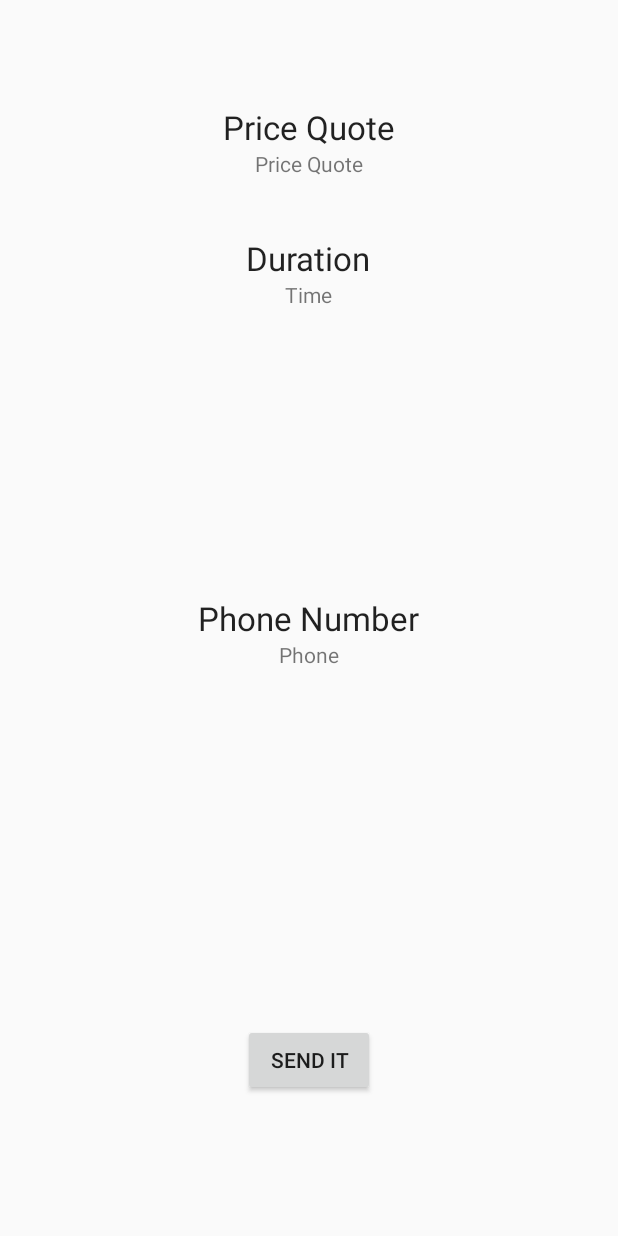
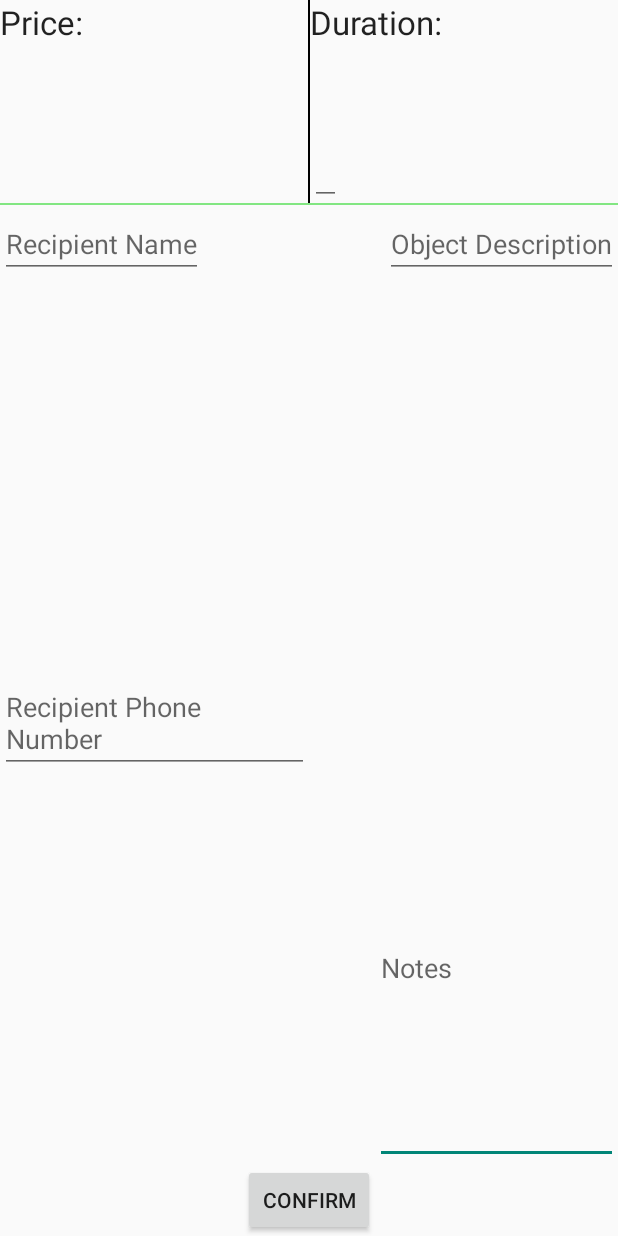
Before and after one commit to hantuzun/SendIt, an Android app: the OrderActivity screen opened directly, with no data from a screen before it, after a tap on "SEND IT", on a phone screen of 412 x 824 dp. Run offline under Robolectric (Android 15) with nearby library versions, the phone set to English and light mode, and no system bars.

Commit message:
Added activities, java confirmation. Deleted push

```diff
--- a/app/src/main/AndroidManifest.xml
+++ b/app/src/main/AndroidManifest.xml
@@ -37,8 +37,8 @@
                 <category android:name="android.intent.category.LAUNCHER" />
             </intent-filter>
         </activity>
+        <activity android:label="@string/app_name" android:name=".Confirmation"/>
         <activity android:label="@string/app_name" android:name=".OrderActivity"/>
-        <activity android:label="@string/app_name" android:name=".Push"/>
 
         <meta-data
             android:name="com.google.android.gms.version"
@@ -46,7 +46,6 @@
         <meta-data
             android:name="com.google.android.maps.v2.API_KEY"
             android:value="@string/google_maps_key" />
-
         <activity
             android:name=".ChooseDestinationActivity"
             android:label="@string/title_activity_choose_destination" >
--- /dev/null
+++ b/app/src/main/java/com/example/emrehantuzun/sendit/Confirmation.java
@@ -0,0 +1,51 @@
+package com.example.emrehantuzun.sendit;
+
+import android.app.Activity;
+import android.content.Intent;
+import android.os.Bundle;
+import android.view.Menu;
+import android.view.MenuItem;
+import android.view.View;
+import android.widget.Button;
+import android.widget.EditText;
+import android.widget.TextView;
+
+
+/**
+ * Created by adarshbhatt on 1/17/15.
+ */
+public class Confirmation extends Activity {
+
+    Button confirm;
+    TextView fee, timeVal;
+    EditText name, number, noters;
+
+    @Override
+    protected void onCreate(Bundle savedInstanceState) {
+        super.onCreate(savedInstanceState);
+        setContentView(R.layout.confirmation);
+        confirm = (Button) findViewById(R.id.butConfirm);
+        fee = (TextView) findViewById(R.id.fee);
+        timeVal = (TextView) findViewById(R.id.timeVal);
+        noters = (EditText) findViewById(R.id.notes);
+    }
+
+    @Override
+    public boolean onCreateOptionsMenu(Menu menu) {
+        // Inflate the menu; this adds items to the action bar if it is present.
+        getMenuInflater().inflate(R.menu.menu_main, menu);
+        return true;
+    }
+
+    @Override
+    public boolean onOptionsItemSelected(MenuItem item) {
+        // Handle action bar item clicks here. The action bar will
+        // automatically handle clicks on the Home/Up button, so long
+        // as you specify a parent activity in AndroidManifest.xml.
+        int id = item.getItemId();
+        if (id == R.id.action_settings) {
+            return true;
+        }
+        return super.onOptionsItemSelected(item);
+    }
+}
--- a/app/src/main/java/com/example/emrehantuzun/sendit/OrderActivity.java
+++ b/app/src/main/java/com/example/emrehantuzun/sendit/OrderActivity.java
@@ -1,6 +1,7 @@
 package com.example.emrehantuzun.sendit;
 
 import android.app.Activity;
+import android.content.Intent;
 import android.os.Bundle;
 import android.view.Menu;
 import android.view.MenuItem;
@@ -30,7 +31,8 @@ public class OrderActivity extends Activity {
             send.setOnClickListener(new View.OnClickListener() {
                 @Override
                 public void onClick(View v) {
-
+                    Intent myIntent = new Intent(OrderActivity.this, Confirmation.class);
+                    startActivity(myIntent);
                 }
             });
         }
--- a/app/src/main/java/com/example/emrehantuzun/sendit/Push.java
+++ /dev/null
@@ -1,22 +0,0 @@
-package com.example.emrehantuzun.sendit;
-
-import android.app.Activity;
-import android.content.Intent;
-import android.os.Bundle;
-import android.widget.EditText;
-import android.widget.TextView;
-
-/**
- * Created by adarshbhatt on 1/17/15.
- */
-public class Push extends Activity{
-    @Override
-    protected void onCreate(Bundle savedInstanceState) {
-        super.onCreate(savedInstanceState);
-        setContentView(R.layout.push);
-
-        Intent mIntent = getIntent();
-        int intValue = mIntent.getIntExtra("intVariableName", 0);
-        ((TextView) findViewById(R.id.lat)).setText(intValue);
-    }
-}
--- /dev/null
+++ b/app/src/main/res/layout/confirmation.xml
@@ -0,0 +1,134 @@
+<?xml version="1.0" encoding="utf-8"?>
+<RelativeLayout xmlns:android="http://schemas.android.com/apk/res/android"
+    android:layout_width="match_parent" android:layout_height="match_parent"
+    android:id="@+id/layout1">
+    <View android:layout_height="1dip"
+        android:layout_width="fill_parent"
+        android:layout_marginTop="135dp"
+        android:background="#82E682"
+        android:id="@+id/view2" />
+
+    <View android:layout_height="135dp"
+        android:layout_width="1dp"
+        android:background="#000000"
+        android:layout_alignParentTop="true"
+        android:layout_centerHorizontal="true"
+        android:id="@+id/view" />
+
+    <RelativeLayout
+        android:layout_width="fill_parent"
+        android:layout_height="fill_parent"
+        android:layout_alignParentTop="true"
+        android:layout_alignParentRight="true"
+        android:layout_alignParentEnd="true"
+        android:layout_marginTop="140dp"
+        android:id="@+id/layout2">
+
+        <TextView
+            android:layout_width="wrap_content"
+            android:layout_height="wrap_content"
+            android:id="@+id/dummy1"
+            android:layout_centerHorizontal="true"
+            android:layout_centerVertical="true" />
+
+        <EditText
+            android:layout_width="wrap_content"
+            android:layout_height="wrap_content"
+            android:id="@+id/notes"
+            android:hint="Notes"
+            android:layout_above="@+id/butConfirm"
+            android:layout_alignRight="@+id/editText"
+            android:layout_alignEnd="@+id/editText"
+            android:layout_below="@+id/editText4"
+            android:layout_toRightOf="@+id/butConfirm"
+            android:layout_toEndOf="@+id/butConfirm" />
+
+        <Button
+            android:layout_width="wrap_content"
+            android:layout_height="wrap_content"
+            android:text="CONFIRM"
+            android:id="@+id/butConfirm"
+            android:layout_alignParentBottom="true"
+            android:layout_centerHorizontal="true" />
+
+        <EditText
+            android:layout_width="wrap_content"
+            android:layout_height="wrap_content"
+            android:id="@+id/editText"
+            android:hint="Object Description"
+            android:layout_alignParentTop="true"
+            android:layout_alignParentRight="true"
+            android:layout_alignParentEnd="true" />
+
+        <EditText
+            android:layout_width="wrap_content"
+            android:layout_height="wrap_content"
+            android:id="@+id/editText3"
+            android:hint="Recipient Name"
+            android:layout_alignParentTop="true"
+            android:layout_alignParentLeft="true"
+            android:layout_alignParentStart="true" />
+
+        <EditText
+            android:layout_width="wrap_content"
+            android:layout_height="wrap_content"
+            android:id="@+id/editText4"
+            android:hint="Recipient Phone Number"
+            android:layout_alignRight="@+id/dummy1"
+            android:layout_alignEnd="@+id/dummy1"
+            android:layout_centerVertical="true" />
+
+    </RelativeLayout>
+
+    <TextView
+        android:layout_width="wrap_content"
+        android:layout_height="wrap_content"
+        android:textAppearance="?android:attr/textAppearanceLarge"
+        android:text="Price:"
+        android:id="@+id/pricevVal"
+        android:layout_toLeftOf="@+id/view"
+        android:layout_alignParentTop="true"
+        android:layout_alignParentLeft="true"
+        android:layout_alignParentStart="true" />
+
+    <TextView
+        android:layout_width="wrap_content"
+        android:layout_height="wrap_content"
+        android:textAppearance="?android:attr/textAppearanceLarge"
+        android:text="Duration:"
+        android:id="@+id/Time"
+        android:layout_alignParentTop="true"
+        android:layout_toRightOf="@+id/view"
+        android:layout_toEndOf="@+id/view" />
+
+    <EditText
+        android:layout_width="wrap_content"
+        android:layout_height="wrap_content"
+        android:id="@+id/editText2"
+        android:layout_alignBottom="@+id/view2"
+        android:layout_toRightOf="@+id/view"
+        android:layout_toEndOf="@+id/view" />
+
+    <TextView
+        android:layout_width="wrap_content"
+        android:layout_height="wrap_content"
+        android:id="@+id/fee"
+        android:layout_alignParentLeft="true"
+        android:layout_alignParentStart="true"
+        android:layout_toLeftOf="@+id/view"
+        android:layout_toStartOf="@+id/view"
+        android:layout_alignBottom="@+id/view"
+        android:layout_below="@+id/Time" />
+
+    <TextView
+        android:layout_width="wrap_content"
+        android:layout_height="wrap_content"
+        android:id="@+id/timeVal"
+        android:layout_alignParentRight="true"
+        android:layout_alignParentEnd="true"
+        android:layout_alignTop="@+id/fee"
+        android:layout_alignLeft="@+id/Time"
+        android:layout_alignStart="@+id/Time"
+        android:layout_alignBottom="@+id/view" />
+
+</RelativeLayout>
--- a/app/src/main/res/layout/push.xml
+++ /dev/null
@@ -1,15 +0,0 @@
-<?xml version="1.0" encoding="utf-8"?>
-<LinearLayout xmlns:android="http://schemas.android.com/apk/res/android"
-    android:orientation="vertical" android:layout_width="match_parent"
-    android:layout_height="match_parent"
-    android:weightSum="1">
-
-    <TextView
-        android:layout_width="wrap_content"
-        android:layout_height="wrap_content"
-        android:textAppearance="?android:attr/textAppearanceLarge"
-        android:text="Large Text"
-        android:id="@+id/lat"
-        android:layout_gravity="center_horizontal" />
-
-</LinearLayout>
```
